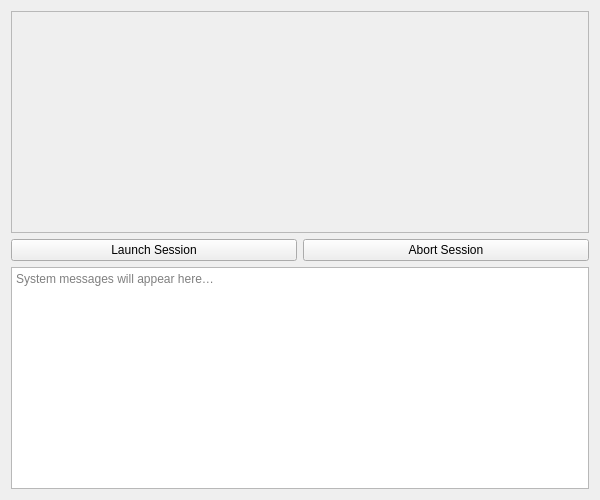
First picture: the form in client/front/main_screen/main_screen.ui, repository petrf99/grfp_client, before the edit.
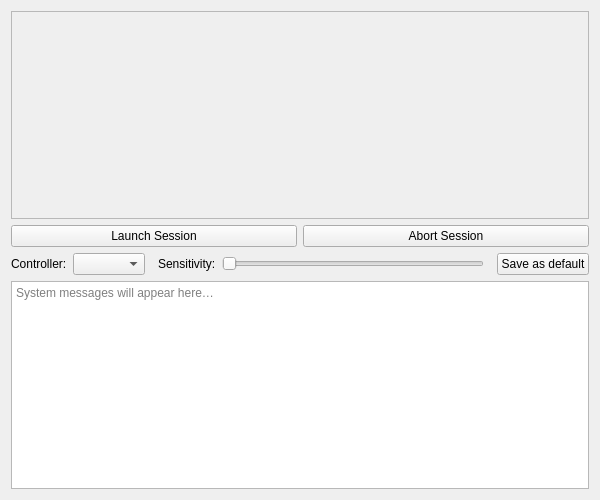
Second picture: the form after the edit.

Commit message: Controller settings implemented

Patch:
```diff
--- a/client/front/main_screen/main_screen.ui
+++ b/client/front/main_screen/main_screen.ui
@@ -36,6 +36,96 @@
     </layout>
    </item>
 
+    <item>
+    <layout class="QHBoxLayout" name="controllerSetupRow">
+        
+        <!-- Controller -->
+        <item>
+        <layout class="QHBoxLayout" name="controllerLayout">
+            <item>
+            <widget class="QLabel" name="labelController">
+                <property name="text">
+                <string>Controller:</string>
+                </property>
+            </widget>
+            </item>
+            <item>
+            <widget class="QComboBox" name="comboBoxControllers"/>
+            </item>
+        </layout>
+        </item>
+
+        <!-- Spacer between Controller and Sensitivity -->
+        <item>
+        <spacer name="horizontalSpacer1">
+            <property name="orientation">
+            <enum>Qt::Horizontal</enum>
+            </property>
+            <property name="sizeType">
+            <enum>QSizePolicy::Expanding</enum>
+            </property>
+        </spacer>
+        </item>
+
+        <!-- Sensitivity -->
+        <item>
+        <layout class="QHBoxLayout" name="sensitivityGroupLayout">
+            <item>
+            <widget class="QLabel" name="labelSensitivity">
+                <property name="text">
+                <string>Sensitivity:</string>
+                </property>
+            </widget>
+            </item>
+            <item>
+            <widget class="QSlider" name="sliderSensitivity">
+                <property name="orientation">
+                <enum>Qt::Horizontal</enum>
+                </property>
+                <property name="minimumWidth">
+                <number>120</number>
+                </property>
+                <property name="maximumWidth">
+                <number>120</number>
+                </property>
+                <property name="minimum">
+                <number>1</number>
+                </property>
+                <property name="maximum">
+                <number>100</number>
+                </property>
+            </widget>
+            </item>
+        </layout>
+        </item>
+
+        <!-- Spacer between Sensitivity and Save button -->
+        <item>
+        <spacer name="horizontalSpacer2">
+            <property name="orientation">
+            <enum>Qt::Horizontal</enum>
+            </property>
+            <property name="sizeType">
+            <enum>QSizePolicy::Expanding</enum>
+            </property>
+        </spacer>
+        </item>
+
+        <!-- Save as default button -->
+        <item>
+        <widget class="QPushButton" name="pushButtonSaveControllerDefaults">
+            <property name="text">
+            <string>Save as default</string>
+            </property>
+            <property name="maximumWidth">
+            <number>130</number>
+            </property>
+        </widget>
+        </item>
+
+    </layout>
+    </item>
+
    <!-- Log output -->
    <item>
     <widget class="QTextEdit" name="textEditLog">
```
The commit also changes 10 other files.
